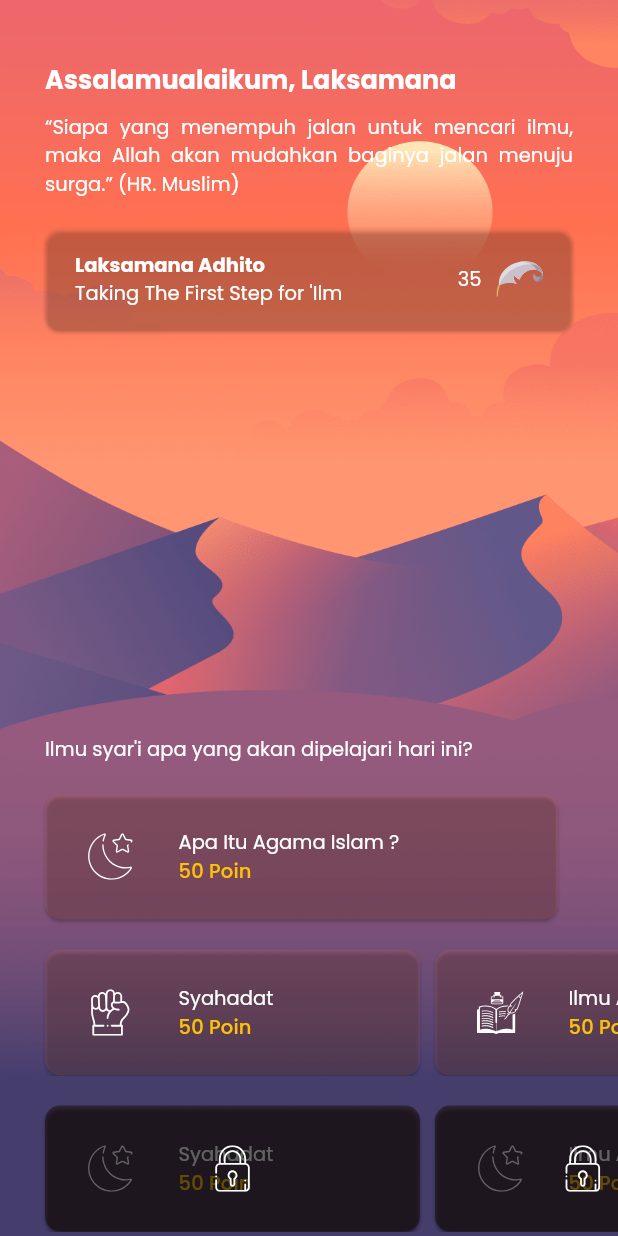
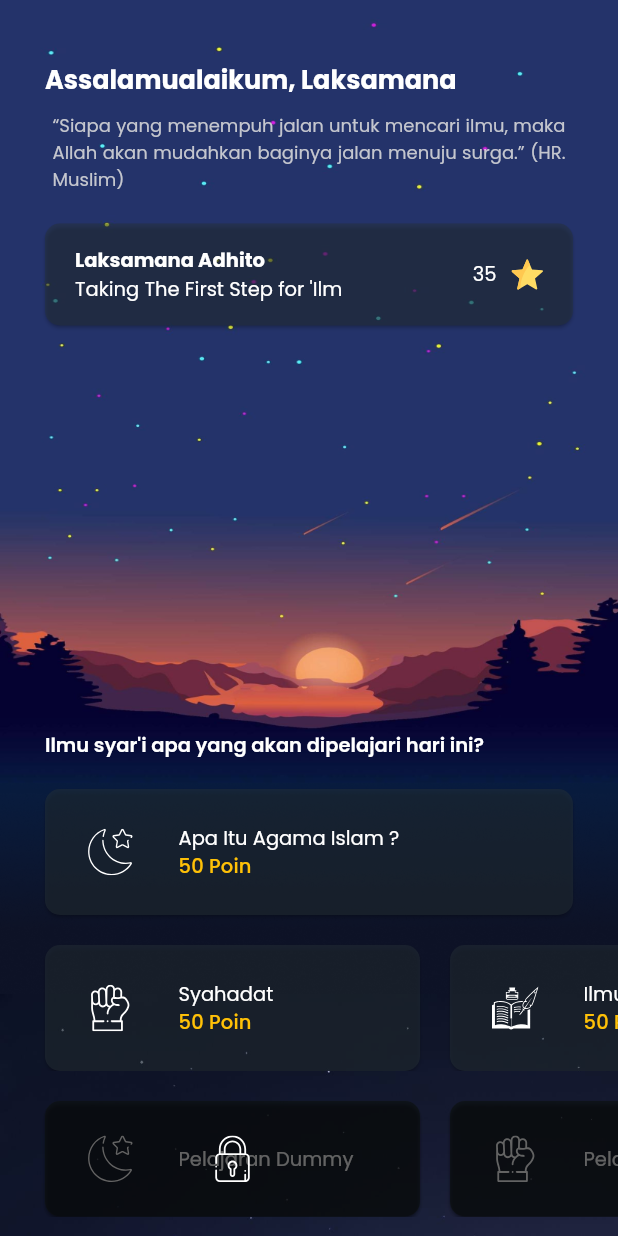
Before and after one commit to Lzadhito/mLearning_Islam, a Flutter app: the screen it shows after launch, on a phone screen of 412 x 824 dp. Run offline on Flutter 3.47's test engine with Material 2 defaults, Android fonts, the phone set to English and light mode, and no system bars; our stand-ins replace flutter_svg, google_fonts.

Commit message:
mengubah build list pelajaran sehingga di automasi & menambahkan backgruond baru

```diff
--- a/lib/Home/components/background.dart
+++ b/lib/Home/components/background.dart
@@ -14,8 +14,7 @@ class Background extends StatelessWidget {
             decoration: BoxDecoration(
               image: DecorationImage(
                 fit: BoxFit.fill,
-                image:
-                    AssetImage('assets/images/animated_desert_w_gradient.png'),
+                image: AssetImage('assets/images/sunset_bottom_gradient2.png'),
               ),
             ),
           ),
@@ -27,7 +26,7 @@ class Background extends StatelessWidget {
               image: DecorationImage(
                 alignment: Alignment(-1.0, -1.0),
                 fit: BoxFit.fitWidth,
-                image: AssetImage('assets/images/animated_desert_night.png'),
+                image: AssetImage('assets/images/mountain.png'),
               ),
             ),
           ),
--- a/lib/Home/components/header.dart
+++ b/lib/Home/components/header.dart
@@ -22,10 +22,13 @@ class Header extends StatelessWidget {
                   style: Theme.of(context).textTheme.headline6,
                 ),
                 Container(
-                  margin: EdgeInsets.only(top: 10),
+                  margin: EdgeInsets.only(top: 10, left: 5, right: 5),
                   child: Text(
                     nasihatUlama,
-                    style: Theme.of(context).textTheme.bodyText2,
+                    style: TextStyle(
+                        fontSize: 12,
+                        // fontStyle: FontStyle.italic,
+                        color: const Color(0XDDDDDDDD)),
                     textAlign: TextAlign.justify,
                   ),
                 ),
@@ -49,9 +52,9 @@ class UserCard extends StatelessWidget {
     const userFullName = "Laksamana Adhito";
     const userTitle = "Taking The First Step for 'Ilm";
     final Widget feather = SvgPicture.asset(
-      'assets/icons/feather-pen.svg',
-      width: 31,
-      height: 31,
+      'assets/icons/star.svg',
+      width: 21,
+      height: 21,
       semanticsLabel: "feather",
     );
     final String featherCount = "35";
--- a/lib/Home/components/listpelajaran.dart
+++ b/lib/Home/components/listpelajaran.dart
@@ -1,5 +1,4 @@
 import 'package:flutter/material.dart';
-import 'package:flutter_svg/flutter_svg.dart';
 
 import 'pelajaran.dart';
 
@@ -11,27 +10,90 @@ class ListPelajaran extends StatelessWidget {
   @override
   Widget build(BuildContext context) {
     final String headerText = "Ilmu syar'i apa yang akan dipelajari hari ini?";
-    final Widget moonAndCresent = SvgPicture.asset(
-      'assets/icons/islam.svg',
-      width: 31,
-      height: 31,
-      color: Colors.white,
-      semanticsLabel: "Moon and cresent",
-    );
-    final Widget fist = SvgPicture.asset(
-      'assets/icons/fist.svg',
-      width: 31,
-      height: 31,
-      color: Colors.white,
-      semanticsLabel: "Moon and cresent",
-    );
-    final Widget featherBook = SvgPicture.asset(
-      'assets/icons/writing-with-a-feather-on-a-book.svg',
-      width: 31,
-      height: 31,
-      color: Colors.white,
-      semanticsLabel: "featherBook",
-    );
+    final String moonAndCresent = 'assets/icons/islam.svg';
+    final String fist = 'assets/icons/fist.svg';
+    final String featherBook =
+        'assets/icons/writing-with-a-feather-on-a-book.svg';
+
+    List<List<Pelajaran>> data = [
+      [
+        Pelajaran(
+          iconUrl: moonAndCresent,
+          mataPelajaran: "Apa Itu Agama Islam ?",
+        ),
+      ],
+      [
+        Pelajaran(
+          iconUrl: fist,
+          mataPelajaran: "Syahadat",
+          width: 250,
+        ),
+        Pelajaran(
+          iconUrl: featherBook,
+          mataPelajaran: "Ilmu Agama",
+        )
+      ],
+      [
+        Pelajaran(
+          iconUrl: moonAndCresent,
+          mataPelajaran: "Pelajaran Dummy",
+          locked: true,
+          width: 250,
+        ),
+        Pelajaran(
+          iconUrl: fist,
+          mataPelajaran: "Pelajaran Dummy",
+          locked: true,
+          width: 250,
+        ),
+        Pelajaran(
+          iconUrl: featherBook,
+          mataPelajaran: "Pelajaran Dummy",
+          locked: true,
+          width: 250,
+        ),
+      ],
+      [
+        Pelajaran(
+          iconUrl: featherBook,
+          mataPelajaran: "Pelajaran Dummy",
+          locked: true,
+          width: 250,
+        ),
+        Pelajaran(
+          iconUrl: fist,
+          mataPelajaran: "Pelajaran Dummy",
+          locked: true,
+          width: 250,
+        ),
+        Pelajaran(
+          iconUrl: moonAndCresent,
+          mataPelajaran: "Pelajaran Dummy",
+          locked: true,
+          width: 250,
+        ),
+      ],
+      [
+        Pelajaran(
+          iconUrl: fist,
+          mataPelajaran: "Pelajaran Dummy",
+          locked: true,
+          width: 250,
+        ),
+        Pelajaran(
+          iconUrl: featherBook,
+          mataPelajaran: "Pelajaran Dummy",
+          locked: true,
+          width: 250,
+        ),
+        Pelajaran(
+          iconUrl: moonAndCresent,
+          mataPelajaran: "Pelajaran Dummy",
+          locked: true,
+          width: 250,
+        ),
+      ]
+    ];
 
     return Column(
       crossAxisAlignment: CrossAxisAlignment.start,
@@ -40,159 +102,185 @@ class ListPelajaran extends StatelessWidget {
           padding: const EdgeInsets.symmetric(horizontal: 30.0),
           child: Text(
             headerText,
-            style: Theme.of(context).textTheme.bodyText1,
+            // style: Theme.of(context).textTheme.bodyText1,
+            style: TextStyle(fontSize: 13, fontWeight: FontWeight.w600),
           ),
         ),
-        Column(
-          children: [
-            Padding(
-              padding: const EdgeInsets.symmetric(horizontal: 30.0),
-              child: Pelajaran(
-                icon: moonAndCresent,
-                mataPelajaran: "Apa Itu Agama Islam ?",
-              ),
-            ),
-            SingleChildScrollView(
-                scrollDirection: Axis.horizontal,
-                child: Row(
-                  children: [
-                    Container(
-                      margin: EdgeInsets.only(left: 30.0),
-                      child: Pelajaran(
-                        icon: fist,
-                        mataPelajaran: "Syahadat",
-                        width: 250,
-                      ),
-                    ),
-                    Pelajaran(
-                      icon: featherBook,
-                      mataPelajaran: "Ilmu Agama",
-                    ),
-                  ],
-                )),
-            SingleChildScrollView(
-                scrollDirection: Axis.horizontal,
-                child: Row(
-                  children: [
-                    Container(
-                      margin: EdgeInsets.only(left: 30.0),
-                      child: Pelajaran(
-                        icon: moonAndCresent,
-                        mataPelajaran: "Syahadat",
-                        locked: true,
-                        width: 250,
-                      ),
-                    ),
-                    Pelajaran(
-                      icon: moonAndCresent,
-                      mataPelajaran: "Ilmu Agama",
-                      locked: true,
-                    ),
-                  ],
-                )),
-            SingleChildScrollView(
-                scrollDirection: Axis.horizontal,
-                child: Row(
-                  children: [
-                    Container(
-                      margin: EdgeInsets.only(left: 30.0),
-                      child: Pelajaran(
-                        icon: moonAndCresent,
-                        mataPelajaran: "Syahadat",
-                        locked: true,
-                        width: 250,
-                      ),
-                    ),
-                    Pelajaran(
-                      icon: moonAndCresent,
-                      mataPelajaran: "Ilmu Agama",
-                      locked: true,
-                    ),
-                  ],
-                )),
-            SingleChildScrollView(
-                scrollDirection: Axis.horizontal,
-                child: Row(
-                  children: [
-                    Container(
-                      margin: EdgeInsets.only(left: 30.0),
-                      child: Pelajaran(
-                        icon: moonAndCresent,
-                        mataPelajaran: "Syahadat",
-                        locked: true,
-                        width: 250,
-                      ),
-                    ),
-                    Pelajaran(
-                      icon: moonAndCresent,
-                      mataPelajaran: "Ilmu Agama",
-                      locked: true,
-                    ),
-                  ],
-                )),
-            SingleChildScrollView(
-                scrollDirection: Axis.horizontal,
-                child: Row(
-                  children: [
-                    Container(
-                      margin: EdgeInsets.only(left: 30.0),
-                      child: Pelajaran(
-                        icon: moonAndCresent,
-                        mataPelajaran: "Syahadat",
-                        locked: true,
-                        width: 250,
-                      ),
-                    ),
-                    Pelajaran(
-                      icon: moonAndCresent,
-                      mataPelajaran: "Ilmu Agama",
-                      locked: true,
-                    ),
-                  ],
-                )),
-            SingleChildScrollView(
-                scrollDirection: Axis.horizontal,
-                child: Row(
-                  children: [
-                    Container(
-                      margin: EdgeInsets.only(left: 30.0),
-                      child: Pelajaran(
-                        icon: moonAndCresent,
-                        mataPelajaran: "Syahadat",
-                        locked: true,
-                        width: 250,
-                      ),
-                    ),
-                    Pelajaran(
-                      icon: moonAndCresent,
-                      mataPelajaran: "Ilmu Agama",
-                      locked: true,
-                    ),
-                  ],
-                )),
-            SingleChildScrollView(
-                scrollDirection: Axis.horizontal,
-                child: Row(
-                  children: [
-                    Container(
-                      margin: EdgeInsets.only(left: 30.0),
-                      child: Pelajaran(
-                        icon: moonAndCresent,
-                        mataPelajaran: "Syahadat",
-                        locked: true,
-                        width: 250,
-                      ),
-                    ),
-                    Pelajaran(
-                      icon: moonAndCresent,
-                      mataPelajaran: "Ilmu Agama",
-                      locked: true,
-                    ),
-                  ],
-                )),
-          ],
-        ),
+        buildListPelajaran(data),
       ],
     );
   }
+
+  Column buildListPelajaran(List<List<Pelajaran>> allPelajaran) {
+    return Column(
+      children: List.generate(
+          allPelajaran.length, (index) => buildRowLevel(allPelajaran[index])),
+      // for (List<Pelajaran> level in allPelajaran) buildRowLevel(level)
+      // SingleChildScrollView(
+      //     scrollDirection: Axis.horizontal,
+      //     child: Row(
+      //       children: [
+      //         Container(
+      //           margin: EdgeInsets.only(left: 30.0),
+      //           child: Pelajaran(
+      //             icon: fist,
+      //             mataPelajaran: "Syahadat",
+      //             width: 250,
+      //           ),
+      //         ),
+      // Pelajaran(
+      //   icon: featherBook,
+      //   mataPelajaran: "Ilmu Agama",
+      // ),
+      //       ],
+      //     )),
+      // SingleChildScrollView(
+      //     scrollDirection: Axis.horizontal,
+      //     child: Row(
+      //       children: [
+      //         Container(
+      //           margin: EdgeInsets.only(left: 30.0),
+      //           child: Pelajaran(
+      //             icon: moonAndCresent,
+      //             mataPelajaran: "Syahadat",
+      //             locked: true,
+      //             width: 250,
+      //           ),
+      //         ),
+      //         Pelajaran(
+      //           icon: moonAndCresent,
+      //           mataPelajaran: "Ilmu Agama",
+      //           locked: true,
+      //         ),
+      //       ],
+      //     )),
+      // SingleChildScrollView(
+      //     scrollDirection: Axis.horizontal,
+      //     child: Row(
+      //       children: [
+      //         Container(
+      //           margin: EdgeInsets.only(left: 30.0),
+      //           child: Pelajaran(
+      //             icon: moonAndCresent,
+      //             mataPelajaran: "Syahadat",
+      //             locked: true,
+      //             width: 250,
+      //           ),
+      //         ),
+      //         Pelajaran(
+      //           icon: moonAndCresent,
+      //           mataPelajaran: "Ilmu Agama",
+      //           locked: true,
+      //         ),
+      //       ],
+      //     )),
+      // SingleChildScrollView(
+      //     scrollDirection: Axis.horizontal,
+      //     child: Row(
+      //       children: [
+      //         Container(
+      //           margin: EdgeInsets.only(left: 30.0),
+      //           child: Pelajaran(
+      //             icon: moonAndCresent,
+      //             mataPelajaran: "Syahadat",
+      //             locked: true,
+      //             width: 250,
+      //           ),
+      //         ),
+      //         Pelajaran(
+      //           icon: moonAndCresent,
+      //           mataPelajaran: "Ilmu Agama",
+      //           locked: true,
+      //         ),
+      //       ],
+      //     )),
+      // SingleChildScrollView(
+      //     scrollDirection: Axis.horizontal,
+      //     child: Row(
+      //       children: [
+      //         Container(
+      //           margin: EdgeInsets.only(left: 30.0),
+      //           child: Pelajaran(
+      //             icon: moonAndCresent,
+      //             mataPelajaran: "Syahadat",
+      //             locked: true,
+      //             width: 250,
+      //           ),
+      //         ),
+      //         Pelajaran(
+      //           icon: moonAndCresent,
+      //           mataPelajaran: "Ilmu Agama",
+      //           locked: true,
+      //         ),
+      //       ],
+      //     )),
+      // SingleChildScrollView(
+      //     scrollDirection: Axis.horizontal,
+      //     child: Row(
+      //       children: [
+      //         Container(
+      //           margin: EdgeInsets.only(left: 30.0),
+      //           child: Pelajaran(
+      //             icon: moonAndCresent,
+      //             mataPelajaran: "Syahadat",
+      //             locked: true,
+      //             width: 250,
+      //           ),
+      //         ),
+      //         Pelajaran(
+      //           icon: moonAndCresent,
+      //           mataPelajaran: "Ilmu Agama",
+      //           locked: true,
+      //         ),
+      //       ],
+      //     )),
+      // SingleChildScrollView(
+      //     scrollDirection: Axis.horizontal,
+      //     child: Row(
+      //       children: [
+      //         Container(
+      //           margin: EdgeInsets.only(left: 30.0),
+      //           child: Pelajaran(
+      //             icon: moonAndCresent,
+      //             mataPelajaran: "Syahadat",
+      //             locked: true,
+      //             width: 250,
+      //           ),
+      //         ),
+      //         Pelajaran(
+      //           icon: moonAndCresent,
+      //           mataPelajaran: "Ilmu Agama",
+      //           locked: true,
+      //         ),
+      //       ],
+      //     )),
+    );
+  }
+
+  Widget buildRowLevel(List<Pelajaran> dataPelajaran) {
+    final int length = dataPelajaran.length;
+    if (length == 1) {
+      Pelajaran pelajaran = dataPelajaran[0];
+      return Padding(
+        padding: const EdgeInsets.symmetric(horizontal: 30.0),
+        child: pelajaran,
+      );
+    } else if (length > 1) {
+      return SingleChildScrollView(
+          scrollDirection: Axis.horizontal,
+          child: Row(
+            children: List.generate(length, (index) {
+              double margin = 0;
+              if (index == 0)
+                margin = 30.0;
+              else
+                margin = 20;
+              return Container(
+                margin: EdgeInsets.only(left: margin),
+                child: dataPelajaran[index],
+              );
+            }),
+          ));
+    }
+  }
 }
--- a/lib/Home/components/pelajaran.dart
+++ b/lib/Home/components/pelajaran.dart
@@ -5,14 +5,14 @@ import 'package:mlearning_islam/components/transparentflatcard.dart';
 class Pelajaran extends StatelessWidget {
   const Pelajaran({
     Key key,
-    @required this.icon,
+    @required this.iconUrl,
     @required this.mataPelajaran,
     this.poin,
     this.width,
     this.locked = false,
   }) : super(key: key);
 
-  final Widget icon;
+  final String iconUrl;
   final String mataPelajaran;
   final String poin;
   final double width;
@@ -20,12 +20,26 @@ class Pelajaran extends StatelessWidget {
 
   @override
   Widget build(BuildContext context) {
+    return Container(
+        width: width,
+        margin: EdgeInsets.only(top: 20),
+        child: buildPelajaranContent(context));
+  }
+
+  Widget buildPelajaranContent(context) {
     final Widget lock = SvgPicture.asset(
       'assets/icons/lock.svg',
       width: 31,
       height: 31,
       color: Colors.white,
       semanticsLabel: "lock",
+    );
+
+    final Widget icon = SvgPicture.asset(
+      iconUrl,
+      width: 31,
+      height: 31,
+      color: Colors.white,
     );
 
     final TransparentFlatCard pelajaranCard = TransparentFlatCard(
@@ -44,6 +58,7 @@ class Pelajaran extends StatelessWidget {
                   mataPelajaran,
                   style: Theme.of(context).textTheme.bodyText1,
                 ),
+                if (!locked)
                   Text(
                     "50 Poin",
                     style: Theme.of(context).textTheme.subtitle2,
@@ -54,12 +69,8 @@ class Pelajaran extends StatelessWidget {
         ),
       ),
     );
-
     if (locked) {
-      final Container lockedPelajaran = Container(
-        width: width,
-        margin: EdgeInsets.only(top: 20, right: 10),
-        child: Stack(
+      return Stack(
         children: [
           pelajaranCard,
           Positioned.fill(
@@ -70,17 +81,9 @@ class Pelajaran extends StatelessWidget {
             color: const Color(0x77000000),
           )),
         ],
-        ),
       );
-      return lockedPelajaran;
     } else if (!locked) {
-      final Container pelajaran = Container(
-        width: width,
-        margin: EdgeInsets.only(top: 20, right: 10),
-        child: pelajaranCard,
-      );
-      return pelajaran;
-    }
-    return null;
+      return pelajaranCard;
     }
   }
+}
--- a/lib/components/transparentflatcard.dart
+++ b/lib/components/transparentflatcard.dart
@@ -4,7 +4,7 @@ class TransparentFlatCard extends StatelessWidget {
   const TransparentFlatCard({
     Key key,
     @required this.child,
-    this.color = const Color(0X21FF8563),
+    this.color = const Color(0X77263238),
   }) : super(key: key);
 
   final Widget child;
```
Also changed, not shown: assets/icons/star.svg (added), assets/images/mountain.png (added), assets/images/mountain@2x.png (added), assets/images/stary_mountain.png (added), assets/images/stary_mountain@2x.png (added), assets/images/sunset_bottom_gradient2.png (added), assets/images/sunset_bottom_gradient2@2x.png (added). Lines whose indentation alone changed are shown as unchanged.
